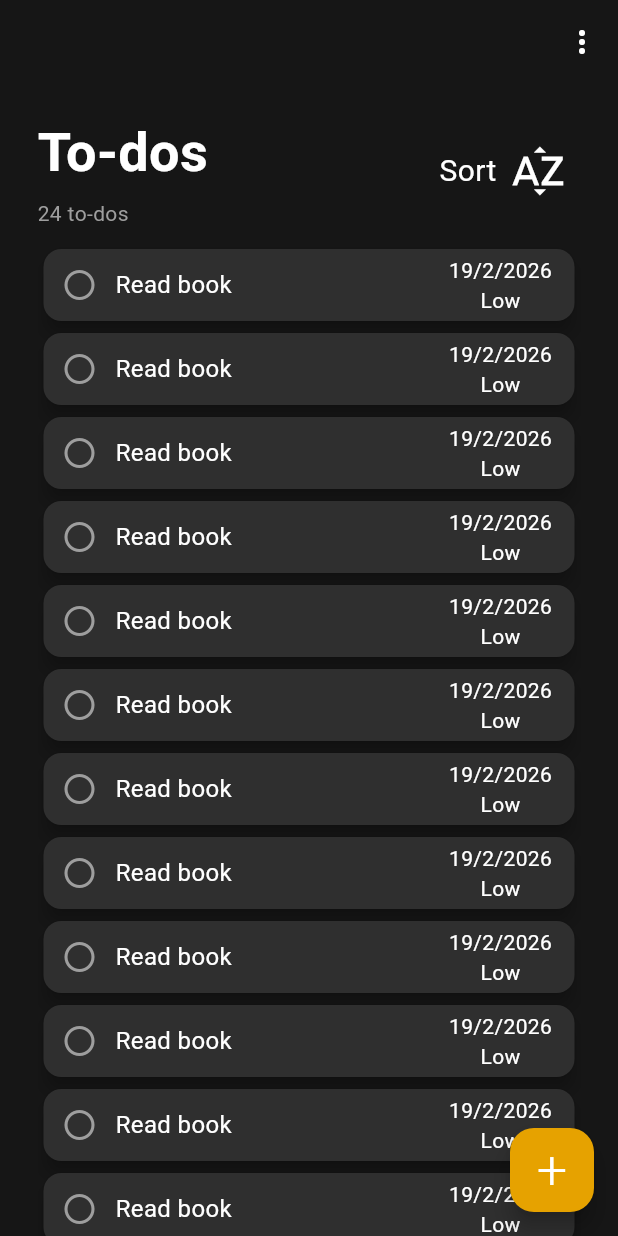
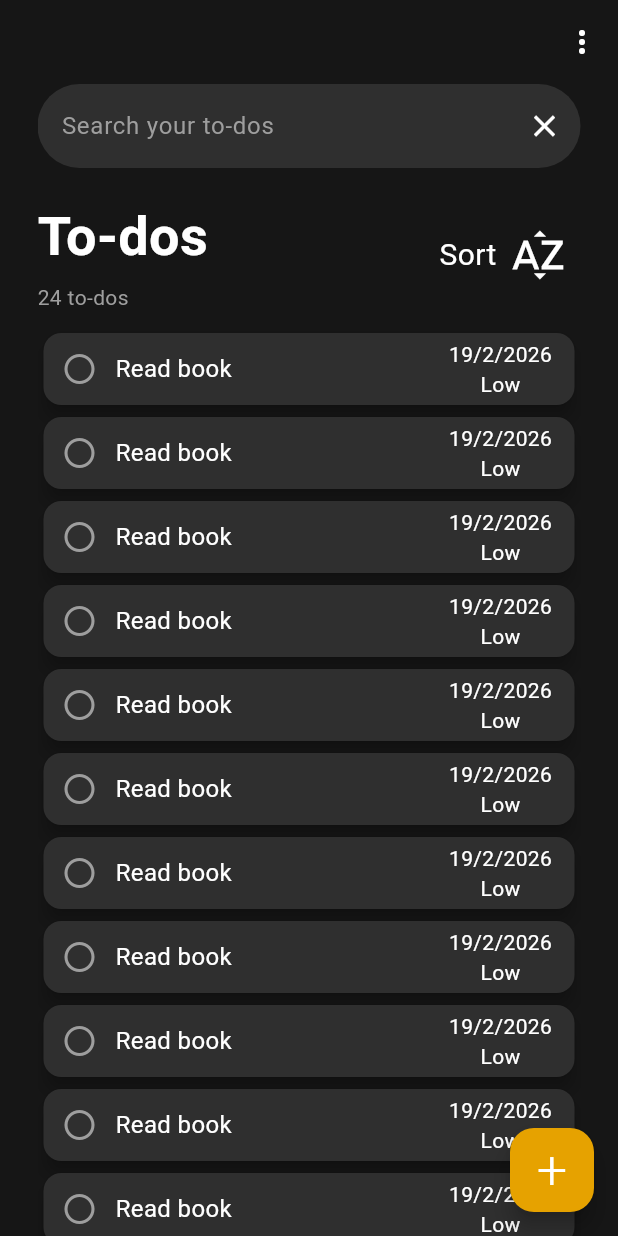
Before and after one commit to ThorScot2/To_Do_App, a Flutter app: the screen it shows after launch, after a tap on the "sort by alpha" icon, on a phone screen of 412 x 824 dp. Run offline on Flutter 3.47's test engine with Material 3 defaults, Android fonts, the phone set to English and light mode, and no system bars.

Commit message:
Search Bar

```diff
--- a/lib/Settings/App_Colors.dart
+++ b/lib/Settings/App_Colors.dart
@@ -18,6 +18,4 @@ class AppColors {
   static const Color toDoCardColor = Color(0xFF2f2f2f);
 
   static const Color bottomSheetBacgroundColor = Color(0xFF1f1f1f);
-
-
 }
--- a/lib/features/tasks/view/Customized_Widgets/Task_Card.dart
+++ b/lib/features/tasks/view/Customized_Widgets/Task_Card.dart
@@ -8,16 +8,23 @@ class TaskCard extends StatefulWidget {
   final bool isDone;
   final VoidCallback? onToggleDone;
 
-  const TaskCard({super.key, required this.title, required this.deadline, required this.priority, required this.isDone, this.onToggleDone,});
+  const TaskCard({
+    super.key,
+    required this.title,
+    required this.deadline,
+    required this.priority,
+    required this.isDone,
+    this.onToggleDone,
+  });
 
   @override
   State<TaskCard> createState() => _TaskCardState();
 }
 
 class _TaskCardState extends State<TaskCard> {
-
-  String getPriorityName(int priority) {//set priority name for show
-    switch(priority) {
+  String getPriorityName(int priority) {
+    //set priority name for show
+    switch (priority) {
       case 3:
         return "High";
       case 2:
@@ -39,14 +46,20 @@ class _TaskCardState extends State<TaskCard> {
         children: [
           Row(
             children: [
-              IconButton(//done button
+              IconButton(
+                //done button
                 onPressed: widget.onToggleDone,
                 icon: Icon(
                   widget.isDone ? Icons.check_circle : Icons.circle_outlined,
-                  color: widget.isDone ? AppColors.checkedTaskColor : Colors.grey,
+                  color: widget.isDone
+                      ? AppColors.checkedTaskColor
+                      : Colors.grey,
                 ),
               ),
-              Text(widget.title, style: TextStyle(color: AppColors.fontColor, fontSize: 16)),
+              Text(
+                widget.title,
+                style: TextStyle(color: AppColors.fontColor, fontSize: 16),
+              ),
             ],
           ),
           Padding(
@@ -54,13 +67,16 @@ class _TaskCardState extends State<TaskCard> {
             child: Column(
               children: [
                 Text(
-                  "${widget.deadline.day}/${widget.deadline.month}/${widget.deadline.year}",//deadline date
+                  "${widget.deadline.day}/${widget.deadline.month}/${widget.deadline.year}", //deadline date
                   style: TextStyle(color: AppColors.fontColor),
                 ),
-                Text(getPriorityName(widget.priority),style: TextStyle(color: AppColors.fontColor)), //priority
+                Text(
+                  getPriorityName(widget.priority),
+                  style: TextStyle(color: AppColors.fontColor),
+                ), //priority
               ],
             ),
-          )
+          ),
         ],
       ),
     );
--- a/lib/features/tasks/view/HomePage.dart
+++ b/lib/features/tasks/view/HomePage.dart
@@ -7,18 +7,16 @@ import 'Customized_Widgets/BottomSheet_AddNewToDo.dart';
 import 'Customized_Widgets/Task_Card.dart';
 
 class Homepage extends StatefulWidget {
-
   const Homepage({super.key});
-
 
   @override
   State<Homepage> createState() => _HomePageState();
-
 }
 
-class _HomePageState extends State<Homepage>{
+class _HomePageState extends State<Homepage> {
   bool sortDescending = true; // true = High to Low ---- false = Low to High
   bool hideCompleted = false;
+  TextEditingController controller = TextEditingController();
 
 
   @override
@@ -64,10 +62,10 @@ class _HomePageState extends State<Homepage>{
                 child: Text(
                   "Edit",
                   style: TextStyle(color: AppColors.fontColor),
-                  )
+                ),
               ),
               PopupMenuItem(
-                onTap: (){
+                onTap: () {
                   setState(() {
                     hideCompleted = !hideCompleted;
                   });
@@ -75,7 +73,7 @@ class _HomePageState extends State<Homepage>{
                 child: Text(
                   "Hide completed",
                   style: TextStyle(color: AppColors.fontColor),
-                  )
+                ),
               ),
             ],
           ),
@@ -87,6 +85,29 @@ class _HomePageState extends State<Homepage>{
           child: Column(
             crossAxisAlignment: CrossAxisAlignment.start,
             children: [
+              TextField(
+                cursorColor: Colors.white,
+                controller: controller,
+                onChanged: (val) {},
+                style: TextStyle(color: Colors.white),
+                decoration: InputDecoration(
+                  suffixIcon: IconButton(
+                    onPressed: () {
+                      controller.text="";
+                    },
+                    icon: Icon(Icons.close, color: Colors.white),
+                  ),
+                  hintText: "Search your to-dos",
+                  hintStyle: TextStyle(color: Colors.grey),
+                  filled: true,
+                  fillColor: AppColors.toDoCardColor,
+                  border: OutlineInputBorder(
+                    borderRadius: BorderRadius.circular(30),
+                    borderSide: BorderSide.none,
+                  ),
+                ),
+              ),
+
               SizedBox(height: 20),
               Row(
                 mainAxisAlignment: MainAxisAlignment.spaceBetween,
@@ -99,12 +120,12 @@ class _HomePageState extends State<Homepage>{
                         style: TextStyle(
                           color: AppColors.fontColor,
                           fontWeight: FontWeight.bold,
-                            fontSize: 36),
+                          fontSize: 36,
+                        ),
                       ),
                       SizedBox(height: 5),
 
                       //tasks count
-
                       Consumer<TaskProvider>(
                         builder: (context, taskProvider, child) {
                           return Text(
@@ -117,9 +138,12 @@ class _HomePageState extends State<Homepage>{
                   ),
                   Row(
                     children: [
-                      Text("Sort",style: TextStyle(color: Colors.white,fontSize: 20),),
+                      Text(
+                        "Sort",
+                        style: TextStyle(color: Colors.white, fontSize: 20),
+                      ),
                       IconButton(
-                          onPressed: (){
+                        onPressed: () {
                           //tasks sorting
                           setState(() {
                             sortDescending = !sortDescending;
@@ -129,10 +153,10 @@ class _HomePageState extends State<Homepage>{
                           Icons.sort_by_alpha,
                           color: Colors.white,
                           size: 40,
-                          )
+                        ),
                       ),
                     ],
-                  )
+                  ),
                 ],
               ),
               SizedBox(height: 10),
@@ -140,21 +164,25 @@ class _HomePageState extends State<Homepage>{
               // unfinished
               Consumer<TaskProvider>(
                 builder: (context, taskProvider, child) {
-                  final pendingTasks = taskProvider.tasks.where((t) => !t.isDone).toList()
-                    ..sort((a, b) => sortDescending
+                  final pendingTasks =
+                      taskProvider.tasks.where((t) => !t.isDone).toList()..sort(
+                        (a, b) => sortDescending
                             ? b.priority.compareTo(a.priority) // High to Low
-                        : a.priority.compareTo(b.priority) // Low to High
+                            : a.priority.compareTo(b.priority), // Low to High
                       );
 
-                  if (pendingTasks.isEmpty) {//check if empty
+                  if (pendingTasks.isEmpty) {
+                    //check if empty
                     return Center(
                       child: Text(
                         "No pending tasks",
                         style: TextStyle(color: Colors.grey),
-                        ));
+                      ),
+                    );
                   }
 
-                  return ListView.builder(//get data and show
+                  return ListView.builder(
+                    //get data and show
                     shrinkWrap: true,
                     physics: NeverScrollableScrollPhysics(),
                     itemCount: pendingTasks.length,
@@ -166,8 +194,10 @@ class _HomePageState extends State<Homepage>{
                         deadline: task.deadline,
                         isDone: task.isDone,
                         onToggleDone: () {
-                          Provider.of<TaskProvider>(context, listen: false)
-                              .toggleTaskDone(task);
+                          Provider.of<TaskProvider>(
+                            context,
+                            listen: false,
+                          ).toggleTaskDone(task);
                         },
                       );
                     },
@@ -178,16 +208,21 @@ class _HomePageState extends State<Homepage>{
               //finished
               Consumer<TaskProvider>(
                 builder: (context, taskProvider, child) {
-                  final completedTasks = taskProvider.tasks.where((t) => t.isDone && !hideCompleted).toList()
-                    ..sort((a, b) => sortDescending
+                  final completedTasks =
+                      taskProvider.tasks
+                          .where((t) => t.isDone && !hideCompleted)
+                          .toList()
+                        ..sort(
+                          (a, b) => sortDescending
                               ? b.priority.compareTo(a.priority) // High to Low
-                        : a.priority.compareTo(b.priority) // Low to High
+                              : a.priority.compareTo(b.priority), // Low to High
                         );
 
+                  if (completedTasks.isEmpty)
+                    return SizedBox(); //check if empty
 
-                  if (completedTasks.isEmpty) return SizedBox();//check if empty
-
-                  return Padding(//get data and show
+                  return Padding(
+                    //get data and show
                     padding: const EdgeInsets.only(top: 8.0),
                     child: Column(
                       spacing: 5,
@@ -209,7 +244,10 @@ class _HomePageState extends State<Homepage>{
                               deadline: task.deadline,
                               isDone: task.isDone,
                               onToggleDone: () {
-                                Provider.of<TaskProvider>(context, listen: false).toggleTaskDone(task);
+                                Provider.of<TaskProvider>(
+                                  context,
+                                  listen: false,
+                                ).toggleTaskDone(task);
                               },
                             );
                           },
--- a/lib/features/tasks/viewmodel/prov.dart
+++ b/lib/features/tasks/viewmodel/prov.dart
@@ -1,6 +1,5 @@
 import 'package:flutter/material.dart';
 import '../model/task_model.dart';
-
 
 class TaskProvider extends ChangeNotifier {
   final List<Task> _tasks = [
@@ -39,101 +38,116 @@ class TaskProvider extends ChangeNotifier {
       priority: 2,
       deadline: DateTime.now().add(Duration(hours: 1)),
       isDone: true,
-    ),Task(
+    ),
+    Task(
       title: "Workout",
       priority: 2,
       deadline: DateTime.now().add(Duration(hours: 1)),
       isDone: true,
-    ),Task(
+    ),
+    Task(
       title: "Workout",
       priority: 2,
       deadline: DateTime.now().add(Duration(hours: 1)),
       isDone: true,
-    ),Task(
+    ),
+    Task(
       title: "Workout",
       priority: 2,
       deadline: DateTime.now().add(Duration(hours: 1)),
       isDone: true,
-    ),Task(
+    ),
+    Task(
       title: "Workout",
       priority: 2,
       deadline: DateTime.now().add(Duration(hours: 1)),
       isDone: true,
-    ),Task(
+    ),
+    Task(
       title: "Workout",
       priority: 2,
       deadline: DateTime.now().add(Duration(hours: 1)),
       isDone: true,
-    ),Task(
+    ),
+    Task(
       title: "Workout",
       priority: 2,
       deadline: DateTime.now().add(Duration(hours: 1)),
       isDone: true,
-    ),Task(
-      title: "Read book",
-      priority: 1,
-      deadline: DateTime.now().add(Duration(days: 2)),
-      isDone: false,
-    ),Task(
-      title: "Read book",
-      priority: 1,
-      deadline: DateTime.now().add(Duration(days: 2)),
-      isDone: false,
-    ),Task(
-      title: "Read book",
-      priority: 1,
-      deadline: DateTime.now().add(Duration(days: 2)),
-      isDone: false,
-    ),Task(
-      title: "Read book",
-      priority: 1,
-      deadline: DateTime.now().add(Duration(days: 2)),
-      isDone: false,
-    ),Task(
-      title: "Read book",
-      priority: 1,
-      deadline: DateTime.now().add(Duration(days: 2)),
-      isDone: false,
-    ),Task(
-      title: "Read book",
-      priority: 1,
-      deadline: DateTime.now().add(Duration(days: 2)),
-      isDone: false,
-    ),Task(
-      title: "Read book",
-      priority: 1,
-      deadline: DateTime.now().add(Duration(days: 2)),
-      isDone: false,
-    ),Task(
-      title: "Read book",
-      priority: 1,
-      deadline: DateTime.now().add(Duration(days: 2)),
-      isDone: false,
-    ),Task(
-      title: "Read book",
-      priority: 1,
-      deadline: DateTime.now().add(Duration(days: 2)),
-      isDone: false,
-    ),Task(
-      title: "Read book",
-      priority: 1,
-      deadline: DateTime.now().add(Duration(days: 2)),
-      isDone: false,
-    ),Task(
-      title: "Read book",
-      priority: 1,
-      deadline: DateTime.now().add(Duration(days: 2)),
-      isDone: false,
-    ),Task(
+    ),
+    Task(
       title: "Read book",
       priority: 1,
       deadline: DateTime.now().add(Duration(days: 2)),
       isDone: false,
     ),
-
-
-  ];//temp data for designing
-
+    Task(
+      title: "Read book",
+      priority: 1,
+      deadline: DateTime.now().add(Duration(days: 2)),
+      isDone: false,
+    ),
+    Task(
+      title: "Read book",
+      priority: 1,
+      deadline: DateTime.now().add(Duration(days: 2)),
+      isDone: false,
+    ),
+    Task(
+      title: "Read book",
+      priority: 1,
+      deadline: DateTime.now().add(Duration(days: 2)),
+      isDone: false,
+    ),
+    Task(
+      title: "Read book",
+      priority: 1,
+      deadline: DateTime.now().add(Duration(days: 2)),
+      isDone: false,
+    ),
+    Task(
+      title: "Read book",
+      priority: 1,
+      deadline: DateTime.now().add(Duration(days: 2)),
+      isDone: false,
+    ),
+    Task(
+      title: "Read book",
+      priority: 1,
+      deadline: DateTime.now().add(Duration(days: 2)),
+      isDone: false,
+    ),
+    Task(
+      title: "Read book",
+      priority: 1,
+      deadline: DateTime.now().add(Duration(days: 2)),
+      isDone: false,
+    ),
+    Task(
+      title: "Read book",
+      priority: 1,
+      deadline: DateTime.now().add(Duration(days: 2)),
+      isDone: false,
+    ),
+    Task(
+      title: "Read book",
+      priority: 1,
+      deadline: DateTime.now().add(Duration(days: 2)),
+      isDone: false,
+    ),
+    Task(
+      title: "Read book",
+      priority: 1,
+      deadline: DateTime.now().add(Duration(days: 2)),
+      isDone: false,
+    ),
+    Task(
+      title: "Read book",
+      priority: 1,
+      deadline: DateTime.now().add(Duration(days: 2)),
+      isDone: false,
+    ),
+  ]; //temp data for designing
 
   List<Task> get tasks => _tasks;
 
--- a/lib/main.dart
+++ b/lib/main.dart
@@ -4,20 +4,14 @@ import 'Settings/App_Colors.dart';
 import 'features/tasks/view/HomePage.dart';
 import 'features/tasks/viewmodel/prov.dart';
 
-
 void main() {
   runApp(
     MultiProvider(
-      providers: [
-        ChangeNotifierProvider(
-          create: (_) => TaskProvider(),
-        ),
-      ],
+      providers: [ChangeNotifierProvider(create: (_) => TaskProvider())],
       child: const MyApp(),
     ),
   );
 }
-
 
 class MyApp extends StatefulWidget {
   const MyApp({super.key});
@@ -27,18 +21,15 @@ class MyApp extends StatefulWidget {
 }
 
 class _MyAppState extends State<MyApp> {
-
   @override
   Widget build(BuildContext context) {
     return MaterialApp(
-      theme: ThemeData(
-        scaffoldBackgroundColor: AppColors.bodyColor,
-      ),
+      theme: ThemeData(scaffoldBackgroundColor: AppColors.bodyColor),
       home: Homepage(),
       routes: {
-        "home" : (context) =>  Homepage(),
+        "home": (context) => Homepage(),
+
         // "accounts" : (context) => Accountspage(),
-
       },
     );
   }
```
Also changed, not shown: lib/features/tasks/view/Customized_Widgets/BottomSheet_AddNewToDo.dart (+54 -26 lines). Lines whose indentation alone changed are shown as unchanged.
